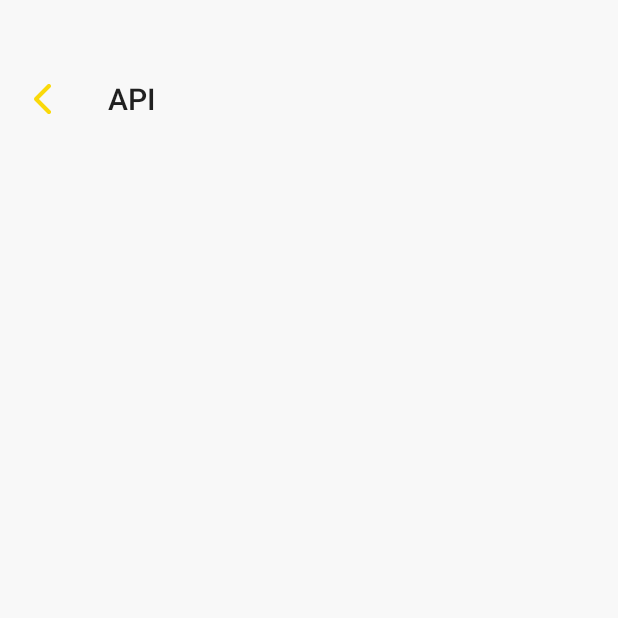
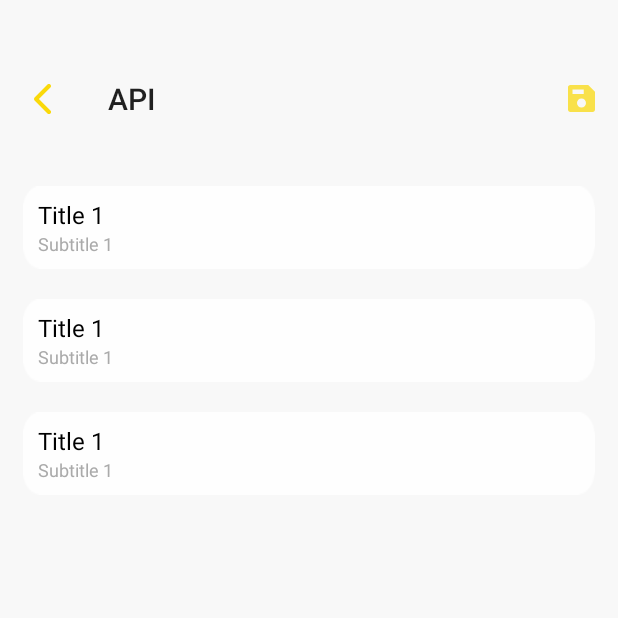
Before and after one commit to Licklin/MyMusic, an Android app: the APIActivity screen opened directly, with no data from a screen before it, on a phone screen of 412 x 824 dp, the top half of it. Before the commit the part shown is almost empty. Run offline under Robolectric (Android 15) with nearby library versions, the light colour scheme and no system bars.

Commit message:
设置页，完成API页面的ui

```diff
--- a/app/src/main/java/com/lickling/mymusic/ui/setting/api/APIActivity.java
+++ b/app/src/main/java/com/lickling/mymusic/ui/setting/api/APIActivity.java
@@ -2,24 +2,33 @@ package com.lickling.mymusic.ui.setting.api;
 
 import androidx.appcompat.app.AppCompatActivity;
 import androidx.appcompat.widget.Toolbar;
+import androidx.recyclerview.widget.LinearLayoutManager;
+import androidx.recyclerview.widget.RecyclerView;
 
 import android.graphics.Color;
 import android.os.Build;
 import android.os.Bundle;
+import android.view.MenuItem;
 import android.view.View;
 import android.view.Window;
+import android.widget.Toast;
 
 import com.lickling.mymusic.R;
+
+import java.util.ArrayList;
+import java.util.List;
 
 public class APIActivity extends AppCompatActivity {
 
     private Toolbar toolbar;
+    private RecyclerView recyclerView;
+    private ListAdapter listAdapter;
+    private List<ListItem> listItems;
 
     @Override
     protected void onCreate(Bundle savedInstanceState) {
         super.onCreate(savedInstanceState);
-        setContentView(R.layout.activity_apiactivity);
-
+        setContentView(R.layout.activity_api);
         if (Build.VERSION.SDK_INT >= Build.VERSION_CODES.M) {
             Window window = getWindow();
             window.getDecorView().setSystemUiVisibility(View.SYSTEM_UI_FLAG_LAYOUT_STABLE | View.SYSTEM_UI_FLAG_LAYOUT_FULLSCREEN | View.SYSTEM_UI_FLAG_LIGHT_STATUS_BAR);
@@ -32,5 +41,29 @@ public class APIActivity extends AppCompatActivity {
                 finish();
             }
         });
+        // 在此处添加菜单项（添加按钮，保存按钮）到Toolbar上
+         getMenuInflater().inflate(R.menu.setting_toolbar_menu, toolbar.getMenu());
+        toolbar.setOnMenuItemClickListener(new Toolbar.OnMenuItemClickListener() {
+            @Override
+            public boolean onMenuItemClick(MenuItem menuItem) {
+                Toast.makeText(APIActivity.this, "保存", Toast.LENGTH_SHORT).show();
+
+
+                return true;
+            }
+        });
+
+        recyclerView = findViewById(R.id.recycler_view);
+        recyclerView.setHasFixedSize(true);
+        recyclerView.setLayoutManager(new LinearLayoutManager(this));
+
+        listItems = new ArrayList<>();
+        // 在此处添加数据到listItems
+        listItems.add(new ListItem("Title 1", "Subtitle 1"));
+        listItems.add(new ListItem("Title 1", "Subtitle 1"));
+        listItems.add(new ListItem("Title 1", "Subtitle 1"));
+
+        listAdapter = new ListAdapter(listItems, this);
+        recyclerView.setAdapter(listAdapter);
     }
 }
--- /dev/null
+++ b/app/src/main/java/com/lickling/mymusic/ui/setting/api/ListAdapter.java
@@ -0,0 +1,81 @@
+package com.lickling.mymusic.ui.setting.api;
+
+import android.content.Context;
+import android.view.LayoutInflater;
+import android.view.View;
+import android.view.ViewGroup;
+import android.widget.ImageView;
+import android.widget.TextView;
+import androidx.annotation.NonNull;
+import androidx.recyclerview.widget.RecyclerView;
+
+import com.lickling.mymusic.R;
+
+import java.util.List;
+
+public class ListAdapter extends RecyclerView.Adapter<ListAdapter.ViewHolder> {
+
+    private List<ListItem> listItems;
+    private Context context;
+    private int selectedItem = -1;
+
+    public ListAdapter(List<ListItem> listItems, Context context) {
+        this.listItems = listItems;
+        this.context = context;
+    }
+
+    @NonNull
+    @Override
+    public ViewHolder onCreateViewHolder(@NonNull ViewGroup parent, int viewType) {
+        View itemView = LayoutInflater.from(parent.getContext())
+                .inflate(R.layout.setting_api_list_item, parent, false);
+        return new ViewHolder(itemView);
+    }
+
+    @Override
+    public void onBindViewHolder(@NonNull ViewHolder holder, int position) {
+        ListItem listItem = listItems.get(position);
+        holder.title.setText(listItem.getTitle());
+        holder.subtitle.setText(listItem.getSubtitle());
+        holder.customIcon.setVisibility(position == selectedItem ? View.VISIBLE : View.GONE);
+    }
+
+    @Override
+    public int getItemCount() {
+        return listItems.size();
+    }
+
+    public class ViewHolder extends RecyclerView.ViewHolder implements View.OnClickListener, View.OnLongClickListener {
+        public TextView title;
+        public TextView subtitle;
+        public ImageView customIcon;
+
+        public ViewHolder(@NonNull View itemView) {
+            super(itemView);
+            title = itemView.findViewById(R.id.title);
+            subtitle = itemView.findViewById(R.id.subtitle);
+            customIcon = itemView.findViewById(R.id.custom_icon);
+            itemView.setOnClickListener(this);
+            itemView.setOnLongClickListener(this);
+        }
+
+        @Override
+        public void onClick(View v) {
+            int previousSelected = selectedItem;
+            selectedItem = getAdapterPosition();
+            if (previousSelected != -1) {
+                notifyItemChanged(previousSelected);
+            }
+            notifyItemChanged(selectedItem);
+        }
+
+        @Override
+        public boolean onLongClick(View v) {
+            // 跳转到编辑页面
+            // Intent intent = new Intent(context, EditActivity.class);
+            // intent.putExtra("item", listItems.get(getAdapterPosition()));
+            // context.startActivity(intent);
+            return true;
+        }
+    }
+}
--- /dev/null
+++ b/app/src/main/java/com/lickling/mymusic/ui/setting/api/ListItem.java
@@ -0,0 +1,19 @@
+package com.lickling.mymusic.ui.setting.api;
+
+public class ListItem {
+    private String title;
+    private String subtitle;
+
+    public ListItem(String title, String subtitle) {
+        this.title = title;
+        this.subtitle = subtitle;
+    }
+
+    public String getTitle() {
+        return title;
+    }
+
+    public String getSubtitle() {
+        return subtitle;
+    }
+}
--- a/app/src/main/java/com/lickling/mymusic/ui/setting/home/SettingHomeActivity.java
+++ b/app/src/main/java/com/lickling/mymusic/ui/setting/home/SettingHomeActivity.java
@@ -1,7 +1,4 @@
 package com.lickling.mymusic.ui.setting.home;
-
-import androidx.appcompat.app.AppCompatActivity;
-import androidx.appcompat.widget.Toolbar;
 
 import android.content.Intent;
 import android.graphics.Color;
@@ -12,6 +9,9 @@ import android.view.Window;
 import android.widget.Button;
 import android.widget.TextView;
 import android.widget.Toast;
+
+import androidx.appcompat.app.AppCompatActivity;
+import androidx.appcompat.widget.Toolbar;
 
 import com.lickling.mymusic.R;
 import com.lickling.mymusic.ui.setting.api.APIActivity;
@@ -49,7 +49,14 @@ public class SettingHomeActivity extends AppCompatActivity implements MainView {
             window.setStatusBarColor(Color.TRANSPARENT);
         }
         mainPresenter = new MainPresenter(this); // V层交给P层
+        initFindView();
+        toolbarBack();
+        setClick();
 
+
+    }
+
+    private void initFindView() {
         passWord = findViewById(R.id.change_password);
         notice = findViewById(R.id.notice);
         soundQuality = findViewById(R.id.sound_quality);
@@ -61,13 +68,9 @@ public class SettingHomeActivity extends AppCompatActivity implements MainView {
         versionBtn = findViewById(R.id.version_btn);
         cacheSize = findViewById(R.id.cache_size);
         version = findViewById(R.id.version);
+    }
 
-        toolbarBack();
-        setClick();
-
-
-    }
-    void toolbarBack(){
+    void toolbarBack() {
         toolbar = findViewById(R.id.setting_navigation);
         toolbar.setNavigationOnClickListener(new View.OnClickListener() {
             @Override
@@ -154,7 +157,7 @@ public class SettingHomeActivity extends AppCompatActivity implements MainView {
 
     @Override
     public void upgradeCacheSize(Integer size) {
-        cacheSize.setText(size+"GB");
+        cacheSize.setText(size + "GB");
     }
 
     @Override
--- /dev/null
+++ b/app/src/main/res/drawable/setting_save_btn.xml
@@ -0,0 +1,13 @@
+<?xml version="1.0" encoding="utf-8"?>
+<vector xmlns:android="http://schemas.android.com/apk/res/android"
+    xmlns:aapt="http://schemas.android.com/aapt"
+    android:width="18dp"
+    android:height="18dp"
+    android:viewportWidth="18"
+    android:viewportHeight="18">
+    <path
+        android:fillAlpha="0.73"
+        android:fillColor="#FAD90A"
+        android:fillType="nonZero"
+        android:pathData="M13.5 0L1.5 0C0.67 0 0 0.67 0 1.5L0 16.5C0 17.32 0.67 18 1.5 18L16.5 18C17.32 18 18 17.32 18 16.5L18 4.5L13.5 0ZM3 3L10.5 3L10.5 6L3 6L3 3ZM9 15C7.34 15 6 13.65 6 12C6 10.35 7.34 9 9 9C10.65 9 12 10.35 12 12C12 13.65 10.65 15 9 15Z" />
+</vector>
--- a/app/src/main/res/drawable/tick.xml
+++ b/app/src/main/res/drawable/tick.xml
@@ -1,31 +1,17 @@
 <?xml version="1.0" encoding="utf-8"?>
-<vector
-    xmlns:android=
-        "http://schemas.android.com/apk/res/android"
-    xmlns:aapt=
-        "http://schemas.android.com/aapt"
-    android:width=
-        "17.25dp"
-    android:height=
-        "14dp"
-    android:viewportWidth=
-        "17.25"
-    android:viewportHeight=
-        "14">
+<vector xmlns:android="http://schemas.android.com/apk/res/android"
+    xmlns:aapt="http://schemas.android.com/aapt"
+    android:width="17.25dp"
+    android:height="14dp"
+    android:viewportWidth="17.25"
+    android:viewportHeight="14">
     <path
-        android:pathData=
-            "M6.82 13.50C6.56 13.50 6.31 13.4 6.13 13.21L0.80 8.06C0.40 7.67 0.39 7.03 0.77 6.63C1.15 6.22 1.79 6.21 2.19 6.60L6.73 11.00L14.97 0.86C15.32 0.43 15.95 0.37 16.38 0.73C16.81 1.08 16.87 1.72 16.52 2.15L7.59 13.13C7.41 13.34 7.15 13.48 6.88 13.49C6.86 13.49 6.84 13.50 6.82 13.50Z"
-        android:fillType=
-            "nonZero"
-        android:fillColor=
-            "#FAD90A"/>
+        android:fillColor="#FAD90A"
+        android:fillType="nonZero"
+        android:pathData="M6.82 13.50C6.56 13.50 6.31 13.4 6.13 13.21L0.80 8.06C0.40 7.67 0.39 7.03 0.77 6.63C1.15 6.22 1.79 6.21 2.19 6.60L6.73 11.00L14.97 0.86C15.32 0.43 15.95 0.37 16.38 0.73C16.81 1.08 16.87 1.72 16.52 2.15L7.59 13.13C7.41 13.34 7.15 13.48 6.88 13.49C6.86 13.49 6.84 13.50 6.82 13.50Z" />
     <path
-        android:pathData=
-            "M6.13 13.21L0.80 8.06C0.40 7.67 0.39 7.03 0.77 6.63C1.15 6.22 1.79 6.21 2.19 6.60L6.73 11.00L14.97 0.86C15.32 0.43 15.95 0.37 16.38 0.73C16.81 1.08 16.87 1.72 16.52 2.15L7.59 13.13C7.41 13.34 7.15 13.48 6.88 13.49C6.86 13.49 6.84 13.50 6.82 13.50C6.56 13.50 6.31 13.4 6.13 13.21Z"
-        android:strokeColor=
-            "#FAD90A"
-        android:strokeAlpha=
-            "0.724138"
-        android:strokeWidth=
-            "1"/>
+        android:pathData="M6.13 13.21L0.80 8.06C0.40 7.67 0.39 7.03 0.77 6.63C1.15 6.22 1.79 6.21 2.19 6.60L6.73 11.00L14.97 0.86C15.32 0.43 15.95 0.37 16.38 0.73C16.81 1.08 16.87 1.72 16.52 2.15L7.59 13.13C7.41 13.34 7.15 13.48 6.88 13.49C6.86 13.49 6.84 13.50 6.82 13.50C6.56 13.50 6.31 13.4 6.13 13.21Z"
+        android:strokeWidth="1"
+        android:strokeAlpha="0.724138"
+        android:strokeColor="#FAD90A" />
 </vector>
--- a/app/src/main/res/layout/activity_apiactivity.xml
+++ b/app/src/main/res/layout/activity_api.xml
@@ -15,6 +15,16 @@
         android:layout_height="wrap_content"
         android:layout_marginTop="38dp"
         app:navigationIcon="@drawable/setting_bank_button"
-        app:title="API" />
+        app:title="API"
+        app:contentInsetEnd="16dp"
+        />
+
+
+    <androidx.recyclerview.widget.RecyclerView
+        android:id="@+id/recycler_view"
+        android:layout_width="match_parent"
+        android:layout_height="wrap_content"
+        android:scrollbars="vertical"
+        android:layout_marginTop="20dp"/>
 
 </LinearLayout>
--- /dev/null
+++ b/app/src/main/res/layout/setting_api_list_item.xml
@@ -0,0 +1,62 @@
+<RelativeLayout xmlns:android="http://schemas.android.com/apk/res/android"
+    android:layout_width="match_parent"
+    android:layout_height="wrap_content"
+    android:padding="10dp"
+    android:layout_marginRight="5dp"
+    android:layout_marginLeft="5dp"
+    android:gravity="center_vertical">
+
+    <ImageView
+        android:layout_width="match_parent"
+        android:layout_height="55dp"
+        android:scaleType="fitXY"
+        android:src="@drawable/edit_text_back"
+        android:layout_centerInParent="true"
+        />
+
+    <LinearLayout
+        android:layout_width="match_parent"
+        android:layout_height="wrap_content"
+        android:layout_alignParentTop="true"
+        android:layout_centerInParent="true"
+        android:gravity="center"
+        android:orientation="horizontal">
+
+        <LinearLayout
+            android:layout_width="match_parent"
+            android:layout_height="wrap_content"
+            android:layout_marginLeft="10dp"
+            android:layout_weight="8"
+            android:orientation="vertical"
+            >
+
+            <TextView
+                android:id="@+id/title"
+                android:layout_width="wrap_content"
+                android:layout_height="wrap_content"
+                android:text="Title"
+                android:textColor="@android:color/black"
+                android:textSize="16sp" />
+
+            <TextView
+                android:id="@+id/subtitle"
+                android:layout_width="wrap_content"
+                android:layout_height="wrap_content"
+                android:text="Subtitle"
+                android:textColor="@android:color/darker_gray"
+                android:textSize="12sp" />
+        </LinearLayout>
+
+        <ImageView
+            android:id="@+id/custom_icon"
+            android:layout_width="28dp"
+            android:layout_height="23dp"
+            android:layout_marginRight="15dp"
+            android:layout_weight="2"
+            android:src="@drawable/tick"
+            android:visibility="visible" />
+    </LinearLayout>
+
+
+
+</RelativeLayout>
--- /dev/null
+++ b/app/src/main/res/menu/setting_toolbar_menu.xml
@@ -0,0 +1,11 @@
+<?xml version="1.0" encoding="utf-8"?>
+<menu xmlns:android="http://schemas.android.com/apk/res/android"
+    xmlns:app="http://schemas.android.com/apk/res-auto">
+    <item
+        android:id="@+id/action_save"
+        android:icon="@drawable/setting_save_btn"
+        android:background="@android:color/transparent"
+        app:showAsAction="ifRoom|withText"
+        android:title="123"
+        />
+</menu>
--- a/app/src/main/res/values-night/themes.xml
+++ b/app/src/main/res/values-night/themes.xml
@@ -1,6 +1,6 @@
 <resources xmlns:tools="http://schemas.android.com/tools">
     <!-- Base application theme. -->
-    <style name="Theme.MyMusic" parent="Theme.MaterialComponents.DayNight.DarkActionBar">
+    <style name="Theme.MyMusic" parent="Theme.MaterialComponents.DayNight.NoActionBar.Bridge">
         <!-- Primary brand color. -->
         <item name="colorPrimary">@color/purple_200</item>
         <item name="colorPrimaryVariant">@color/purple_700</item>
@@ -12,5 +12,14 @@
         <!-- Status bar color. -->
         <item name="android:statusBarColor">?attr/colorPrimaryVariant</item>
         <!-- Customize your theme here. -->
+        <item name="actionMenuTextAppearance">@style/MyActionMenuTextAppearance</item>
+    </style>
+
+    <style name="AppTheme" parent="Theme.AppCompat.Light.DarkActionBar">
+        <item name="actionMenuTextAppearance">@style/MyActionMenuTextAppearance</item>
+    </style>
+
+    <style name="MyActionMenuTextAppearance" parent="@style/TextAppearance.AppCompat.Widget.ActionBar.Menu">
+        <item name="android:background">@android:color/transparent</item>
     </style>
 </resources>
--- a/app/src/main/res/values/themes.xml
+++ b/app/src/main/res/values/themes.xml
@@ -13,5 +13,14 @@
         <item name="android:statusBarColor">?attr/colorPrimaryVariant</item>
         <!-- Customize your theme here. -->
         <item name="android:windowLightStatusBar">true</item>
+        <item name="actionMenuTextAppearance">@style/MyActionMenuTextAppearance</item>
+    </style>
+
+    <style name="AppTheme" parent="Theme.AppCompat.Light.DarkActionBar">
+        <item name="actionMenuTextAppearance">@style/MyActionMenuTextAppearance</item>
+    </style>
+
+    <style name="MyActionMenuTextAppearance" parent="@style/TextAppearance.AppCompat.Widget.ActionBar.Menu">
+        <item name="android:background">@android:color/transparent</item>
     </style>
 </resources>
```
